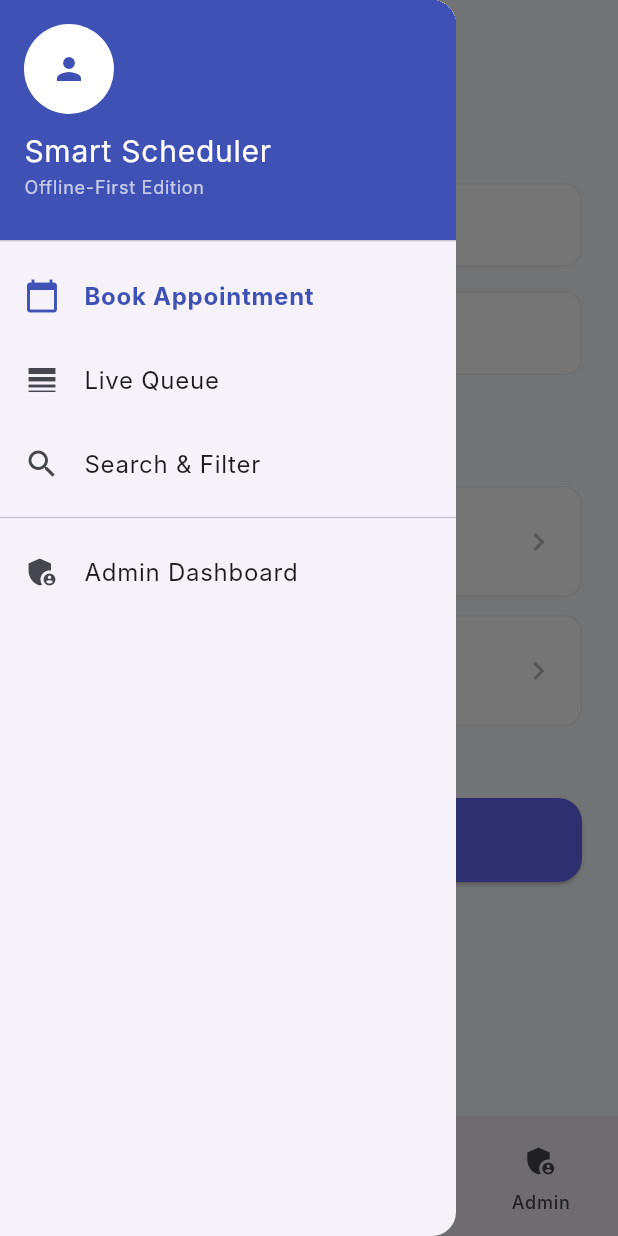
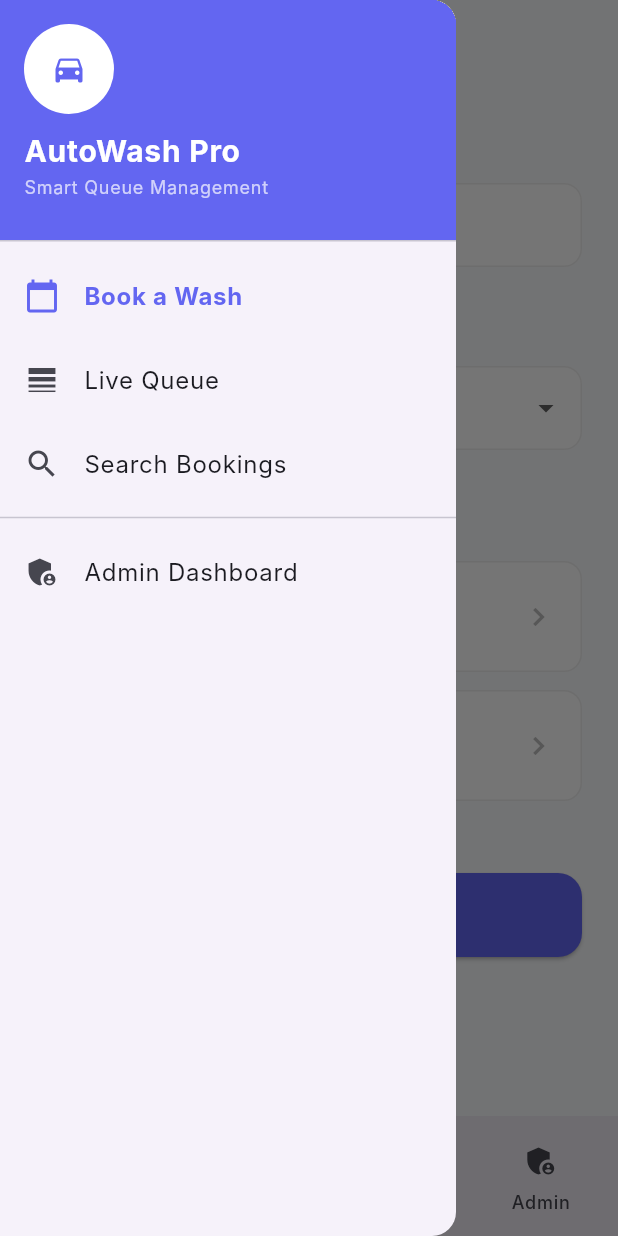
Before and after one commit to D24IT145-JayGundaraniya/Smart-Appointment-Scheduling-App, a Flutter app: the screen it shows after launch, with the side drawer open, on a phone screen of 412 x 824 dp. Run offline on Flutter 3.47's test engine with Material 3 defaults, Android fonts, the phone set to English and light mode, and no system bars; our stand-ins replace hive, hive_flutter; accounts and stored records are empty; Roboto replaces fonts that are missing (Inter).

Commit message:
App Dropdown in Service Type

```diff
--- a/lib/main.dart
+++ b/lib/main.dart
@@ -27,7 +27,7 @@ class SmartAppointmentApp extends StatelessWidget {
   @override
   Widget build(BuildContext context) {
     return MaterialApp(
-      title: 'Smart Appointment Scheduling',
+      title: 'AutoWash Scheduler',
       debugShowCheckedModeBanner: false,
       theme: ThemeData(
         useMaterial3: true,
@@ -37,7 +37,7 @@ class SmartAppointmentApp extends StatelessWidget {
           secondary: const Color(0xFF4F46E5),
           surface: const Color(0xFFF8FAFC),
         ),
-        fontFamily: 'Inter', // Modern UI font (defaults to system if not found)
+        fontFamily: 'Inter',
         cardTheme: CardThemeData(
           elevation: 0,
           shape: RoundedRectangleBorder(
@@ -78,37 +78,35 @@ class MainNavigation extends StatefulWidget {
 class _MainNavigationState extends State<MainNavigation> {
   int _selectedIndex = 0;
 
-  // List of all screens for navigation
   final List<Widget> _screens = [
     const BookingScreen(),
     const QueueStatusScreen(),
     const SearchScreen(),
-    const DashboardScreen(), // Combined Admin Dashboard & List
+    const DashboardScreen(),
   ];
 
   @override
   Widget build(BuildContext context) {
     return Scaffold(
-      // Drawer for extra navigation links (Premium feel)
       drawer: Drawer(
         child: ListView(
           padding: EdgeInsets.zero,
           children: [
             const DrawerHeader(
-              decoration: BoxDecoration(color: Colors.indigo),
+              decoration: BoxDecoration(color: Color(0xFF6366F1)),
               child: Column(
                 crossAxisAlignment: CrossAxisAlignment.start,
                 children: [
-                  CircleAvatar(backgroundColor: Colors.white, radius: 30, child: Icon(Icons.person, color: Colors.indigo)),
+                  CircleAvatar(backgroundColor: Colors.white, radius: 30, child: Icon(Icons.directions_car, color: Color(0xFF6366F1))),
                   SizedBox(height: 10),
-                  Text('Smart Scheduler', style: TextStyle(color: Colors.white, fontSize: 20)),
-                  Text('Offline-First Edition', style: TextStyle(color: Colors.white70, fontSize: 12)),
+                  Text('AutoWash Pro', style: TextStyle(color: Colors.white, fontSize: 20, fontWeight: FontWeight.bold)),
+                  Text('Smart Queue Management', style: TextStyle(color: Colors.white70, fontSize: 12)),
                 ],
               ),
             ),
-            _DrawerItem(icon: Icons.calendar_today, label: 'Book Appointment', index: 0, selectedIndex: _selectedIndex, onTap: _onItemTapped),
+            _DrawerItem(icon: Icons.calendar_today, label: 'Book a Wash', index: 0, selectedIndex: _selectedIndex, onTap: _onItemTapped),
             _DrawerItem(icon: Icons.line_weight, label: 'Live Queue', index: 1, selectedIndex: _selectedIndex, onTap: _onItemTapped),
-            _DrawerItem(icon: Icons.search, label: 'Search & Filter', index: 2, selectedIndex: _selectedIndex, onTap: _onItemTapped),
+            _DrawerItem(icon: Icons.search, label: 'Search Bookings', index: 2, selectedIndex: _selectedIndex, onTap: _onItemTapped),
             const Divider(),
             _DrawerItem(icon: Icons.admin_panel_settings, label: 'Admin Dashboard', index: 3, selectedIndex: _selectedIndex, onTap: _onItemTapped),
           ],
@@ -132,7 +130,6 @@ class _MainNavigationState extends State<MainNavigation> {
     setState(() {
       _selectedIndex = index;
     });
-    // Close drawer if it's open
     if (Navigator.canPop(context)) {
       Navigator.pop(context);
     }
@@ -151,8 +148,8 @@ class _DrawerItem extends StatelessWidget {
   @override
   Widget build(BuildContext context) {
     return ListTile(
-      leading: Icon(icon, color: selectedIndex == index ? Colors.indigo : null),
-      title: Text(label, style: TextStyle(color: selectedIndex == index ? Colors.indigo : null, fontWeight: selectedIndex == index ? FontWeight.bold : null)),
+      leading: Icon(icon, color: selectedIndex == index ? const Color(0xFF6366F1) : null),
+      title: Text(label, style: TextStyle(color: selectedIndex == index ? const Color(0xFF6366F1) : null, fontWeight: selectedIndex == index ? FontWeight.bold : null)),
       onTap: () => onTap(index),
       selected: selectedIndex == index,
     );
--- a/lib/screens/user/booking_screen.dart
+++ b/lib/screens/user/booking_screen.dart
@@ -13,7 +13,16 @@ class BookingScreen extends StatefulWidget {
 
 class _BookingScreenState extends State<BookingScreen> {
   final _nameController = TextEditingController();
-  final _serviceController = TextEditingController();
+  String _selectedService = 'Basic Wash'; // Default service
+
+  final List<String> _carWashServices = [
+    'Basic Wash',
+    'Full Detail',
+    'Interior Cleaning',
+    'Engine Wash',
+    'Ceramic Coating',
+  ];
+
   DateTime _selectedDate = DateTime.now().add(const Duration(days: 1));
   TimeOfDay _selectedTime = const TimeOfDay(hour: 9, minute: 0);
 
@@ -34,10 +43,9 @@ class _BookingScreenState extends State<BookingScreen> {
 
   void _bookAppointment() async {
     final name = _nameController.text.trim();
-    final service = _serviceController.text.trim();
 
-    if (name.isEmpty || service.isEmpty) {
-      _showError('Please fill all fields');
+    if (name.isEmpty) {
+      _showError('Please enter your name');
       return;
     }
 
@@ -51,18 +59,18 @@ class _BookingScreenState extends State<BookingScreen> {
     final success = await provider.addAppointment(Appointment(
       id: DateTime.now().millisecondsSinceEpoch.toString(),
       name: name,
-      serviceType: service,
+      serviceType: _selectedService,
       dateTime: dt,
       queueNumber: provider.appointments.length + 1,
       status: 'Scheduled',
     ));
 
     if (success) {
-      ScaffoldMessenger.of(context).showSnackBar(const SnackBar(content: Text('Booked!'), backgroundColor: Colors.green));
+      ScaffoldMessenger.of(context).showSnackBar(const SnackBar(content: Text('Wash Booked!'), backgroundColor: Colors.green));
       _nameController.clear();
-      _serviceController.clear();
+      setState(() => _selectedService = 'Basic Wash');
     } else {
-      _showError('Slot already taken!');
+      _showError('This slot is already reserved!');
     }
   }
 
@@ -74,17 +82,36 @@ class _BookingScreenState extends State<BookingScreen> {
   Widget build(BuildContext context) {
     return Scaffold(
       backgroundColor: Theme.of(context).colorScheme.surface,
-      appBar: AppBar(title: const Text('New Appointment', style: TextStyle(fontWeight: FontWeight.bold))),
+      appBar: AppBar(title: const Text('Book a Wash', style: TextStyle(fontWeight: FontWeight.bold))),
       body: SingleChildScrollView(
         padding: const EdgeInsets.all(24.0),
         child: Column(
           crossAxisAlignment: CrossAxisAlignment.start,
           children: [
-            const Text('Personal Details', style: TextStyle(fontSize: 18, fontWeight: FontWeight.bold, color: Color(0xFF475569))),
+            const Text('Customer Details', style: TextStyle(fontSize: 18, fontWeight: FontWeight.bold, color: Color(0xFF475569))),
             const SizedBox(height: 16),
-            TextField(controller: _nameController, decoration: const InputDecoration(labelText: 'Full Name', prefixIcon: Icon(Icons.person_outline))),
+            TextField(controller: _nameController, decoration: const InputDecoration(labelText: 'Customer Name', prefixIcon: Icon(Icons.person_outline))),
+            const SizedBox(height: 24),
+            const Text('Select Service', style: TextStyle(fontSize: 18, fontWeight: FontWeight.bold, color: Color(0xFF475569))),
             const SizedBox(height: 16),
-            TextField(controller: _serviceController, decoration: const InputDecoration(labelText: 'Service Type', prefixIcon: Icon(Icons.medical_services_outlined))),
+            DropdownButtonFormField<String>(
+              value: _selectedService,
+              decoration: const InputDecoration(
+                prefixIcon: Icon(Icons.directions_car_filled_outlined),
+                labelText: 'Service Type',
+              ),
+              items: _carWashServices.map((String service) {
+                return DropdownMenuItem<String>(
+                  value: service,
+                  child: Text(service),
+                );
+              }).toList(),
+              onChanged: (String? newValue) {
+                if (newValue != null) {
+                  setState(() => _selectedService = newValue);
+                }
+              },
+            ),
             const SizedBox(height: 32),
             const Text('Schedule', style: TextStyle(fontSize: 18, fontWeight: FontWeight.bold, color: Color(0xFF475569))),
             const SizedBox(height: 16),
@@ -112,7 +139,7 @@ class _BookingScreenState extends State<BookingScreen> {
                   foregroundColor: Colors.white,
                   shape: RoundedRectangleBorder(borderRadius: BorderRadius.circular(16)),
                 ),
-                child: const Text('Confirm Booking', style: TextStyle(fontSize: 16, fontWeight: FontWeight.bold)),
+                child: const Text('Confirm Wash Booking', style: TextStyle(fontSize: 16, fontWeight: FontWeight.bold)),
               ),
             ),
           ],
--- a/lib/services/hive_service.dart
+++ b/lib/services/hive_service.dart
@@ -8,7 +8,9 @@ class HiveService {
     await Hive.initFlutter();
     Hive.registerAdapter(AppointmentAdapter());
 
-    // Data will now persist across restarts
+    // CLEARING ALL PREVIOUS DATA FOR NEW APP START
+    await Hive.deleteBoxFromDisk(appointmentBoxName);
+
     await Hive.openBox<Appointment>(appointmentBoxName);
   }
 
```
Also changed, not shown: lib/screens/admin/search_screen.dart (+39 -10 lines), lib/screens/user/queue_status_screen.dart (+9 -9 lines).
